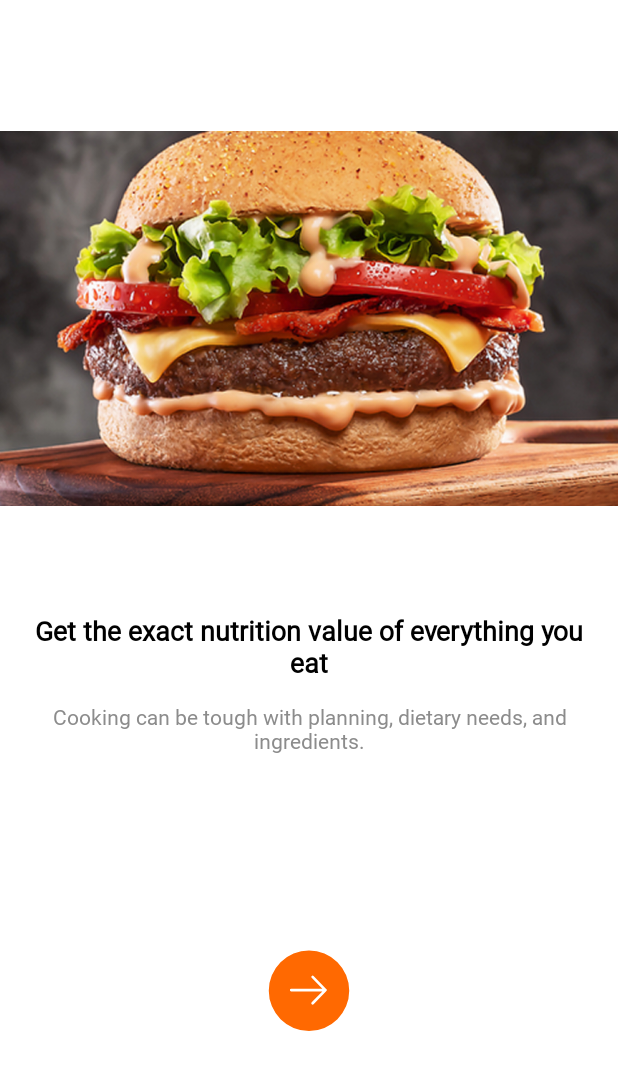
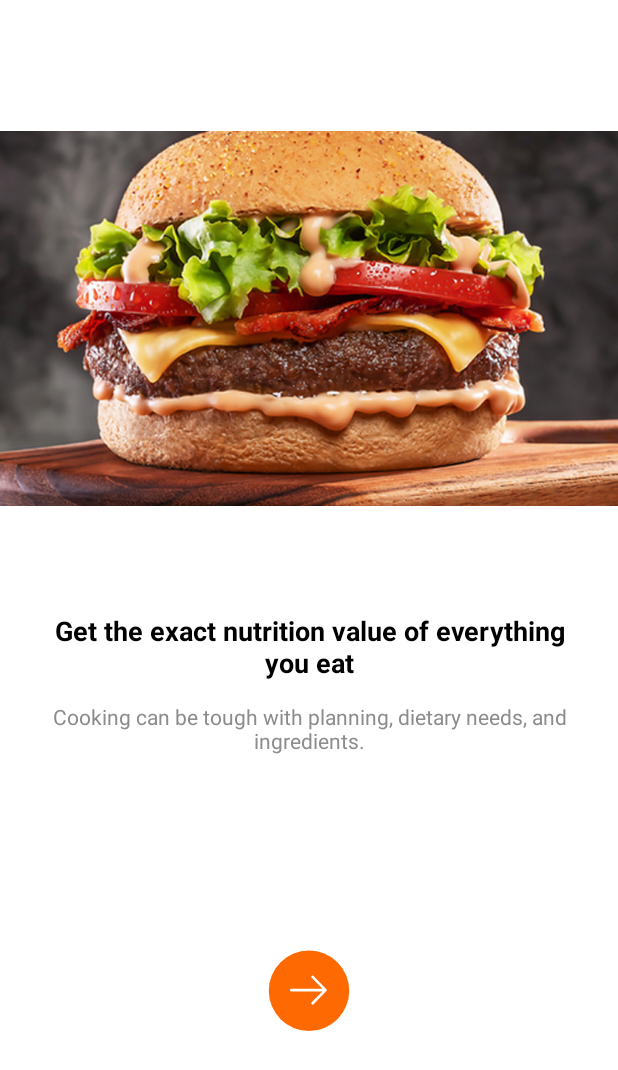
Before and after one commit to umairwsu/ChefMate, an Android app: the screen it shows after launch (BoardingActivity), after a tap on an icon or button, on a phone screen of 412 x 824 dp. Shown: the top 1070 px of the screen. Run offline under Robolectric (Android 15) with nearby library versions, the phone set to English and light mode, and no system bars.

Commit message:
Use Android’s built-in font in activity_boarding.xml

```diff
--- a/app/src/main/res/layout/activity_boarding.xml
+++ b/app/src/main/res/layout/activity_boarding.xml
@@ -25,7 +25,7 @@
         android:layout_width="0dp"
         android:layout_height="wrap_content"
         android:layout_marginHorizontal="21dp"
-        android:fontFamily="@font/made_tommy_regular"
+        android:fontFamily="sans-serif"
         android:gravity="center"
         android:maxLines="2"
         android:text="Get all the healthy recipes
@@ -44,7 +44,7 @@ that you need"
         android:layout_width="0dp"
         android:layout_height="wrap_content"
         android:layout_marginHorizontal="21dp"
-        android:fontFamily="@font/made_tommy_regular"
+        android:fontFamily="sans-serif"
         android:gravity="center"
         android:maxLines="2"
         android:layout_marginTop="14dp"
@@ -77,7 +77,7 @@ that you need"
         android:visibility="gone"
         android:textStyle="bold"
         app:layout_constraintWidth_percent="0.8"
-        android:fontFamily="@font/made_tommy_regular"
+        android:fontFamily="sans-serif"
         app:layout_constraintBottom_toBottomOf="parent"
         app:layout_constraintEnd_toEndOf="parent"
         app:layout_constraintStart_toStartOf="parent"
```
